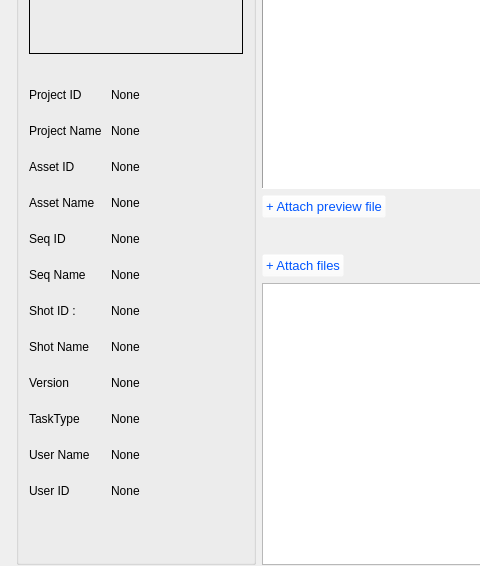
First picture: the form in ui/localpubtool.ui, repository free8011/wormhole_whApp, before the edit; both pictures show x 0 to 480 and y 105 to 671 of the 983 by 753 pixel window.
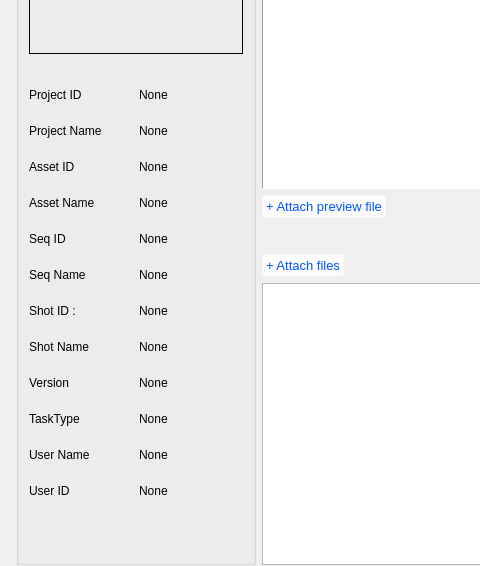
Second picture: the form after the edit. Icons and pictures are not drawn.

The edit to the form file:
```diff
--- a/ui/localpubtool.ui
+++ b/ui/localpubtool.ui
@@ -134,7 +134,7 @@
            </widget>
           </item>
           <item>
-           <layout class="QHBoxLayout" name="horizontalLayout" stretch="1,2">
+           <layout class="QHBoxLayout" name="horizontalLayout" stretch="0,0">
             <property name="topMargin">
              <number>10</number>
             </property>
```
Left out of the diff: 4 changed lines with no effect on the pictures.
